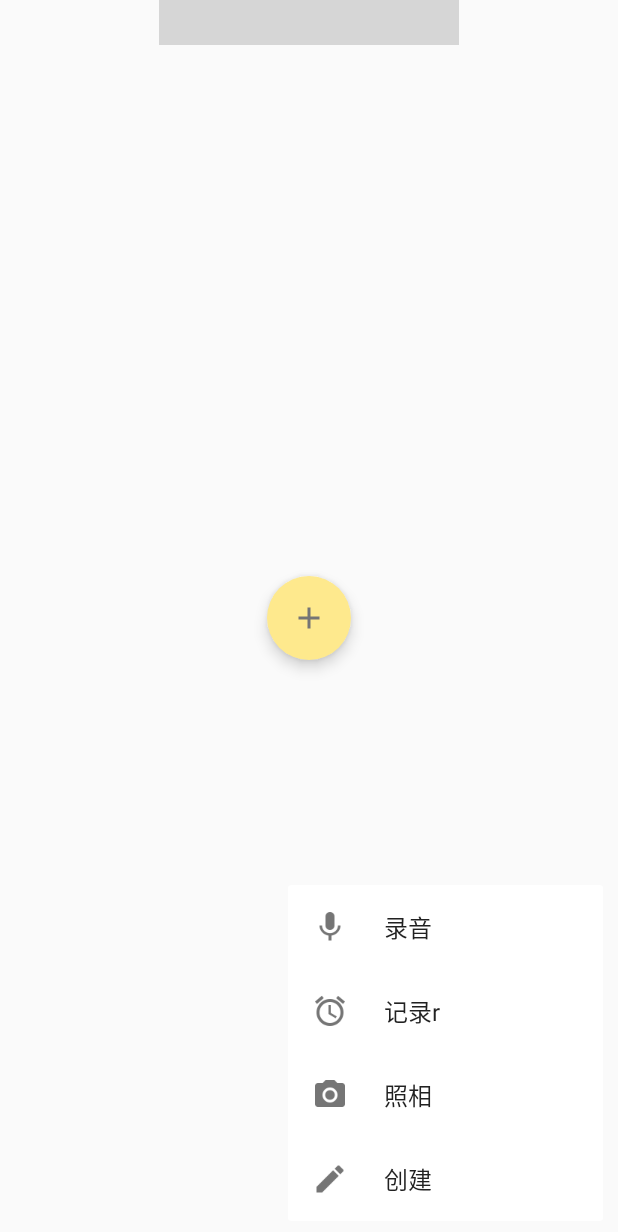
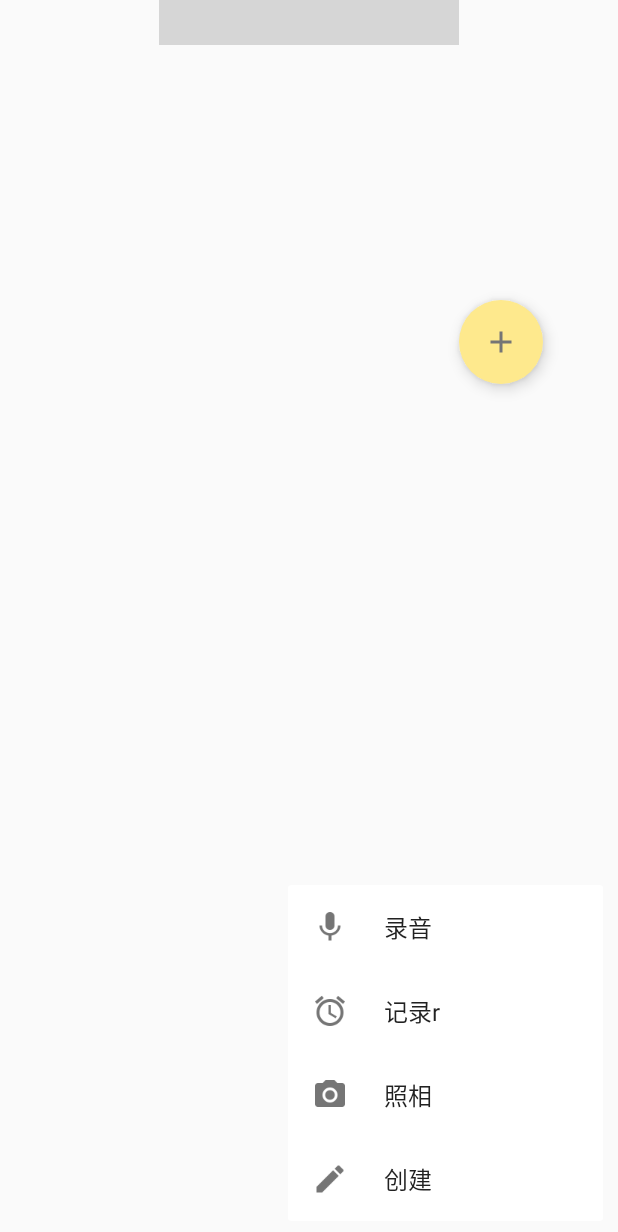
Before and after one commit to 13204236momo/LuckyMorning, an Android app: the layout community_fragment.xml on its own in the app's theme, with its tools: preview values and no code run, on a phone screen of 412 x 824 dp. Shown: the top 1232 px of the screen. Run offline under Robolectric (Android 15) with nearby library versions, the phone set to English and light mode, and no system bars; plain views replace CommonTabLayout, DimOverlayFrameLayout, RevealLinearLayout; grey boxes are pictures that could not be loaded.

Commit message:
优化贝塞尔曲线为n阶

```diff
--- a/app/src/main/java/com/example/zhoumohan/luckymorning/main/CommunityFragment.java
+++ b/app/src/main/java/com/example/zhoumohan/luckymorning/main/CommunityFragment.java
@@ -119,10 +119,12 @@ public class CommunityFragment extends BaseFragment {
                 points.add(point2);
                 points.add(point3);
 
-                //mPath.cubicTo(-200, 200, -300, 0, -400, 100);
+//                mPath.cubicTo(-200, 200, -300, 0, -400, 100);
+//                mPath.cubicTo(-200, 200, -300, 0, -400, 100);
+              //  mPath.cubicTo(points);
                 mPath.cubicTo(points);
                 //按照直线+曲线的复杂路径运动
-                //mPath.lineTo(0, 0);
+                mPath.lineTo(0, 0);
                 mPath.startAnimation(v, 2000, new DecelerateInterpolator());//duration:2000ms
             }
         });
--- a/app/src/main/res/layout/community_fragment.xml
+++ b/app/src/main/res/layout/community_fragment.xml
@@ -25,7 +25,7 @@
     <android.support.design.widget.FloatingActionButton
         android:id="@+id/fab"
         style="@style/Widget.MaterialSheetFab.Fab"
-        android:layout_centerInParent="true"
+        android:layout_alignParentRight="true"
         android:backgroundTint="#fee98d" />
 
     <com.gordonwong.materialsheetfab.DimOverlayFrameLayout
--- a/common_library/src/main/java/com/example/common_library/animationPath/PathEvaluator.java
+++ b/common_library/src/main/java/com/example/common_library/animationPath/PathEvaluator.java
@@ -39,6 +39,8 @@ public class PathEvaluator implements TypeEvaluator<CurvePath> {
 //            Log.e("zhou@","t=" + t);
 //            Log.e("zhou@", "x=" + x);
 //            Log.e("zhou@", "t=" + y);
+            endValue.mX = x;
+            endValue.mY = y;
         }else if(endValue.mOperation == CurvePath.LINE){//直线类型
             //x,y= 起始点坐标 + t*(起始点和终点的距离)
             x = startValue.mX + t*(endValue.mX - startValue.mX);
```
